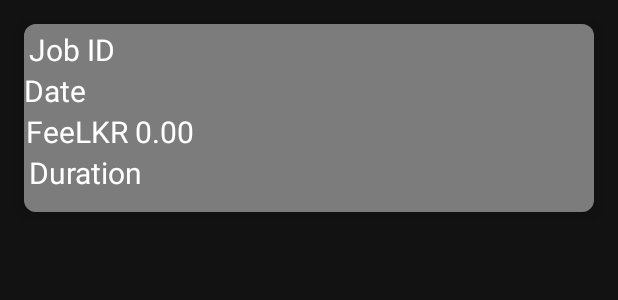
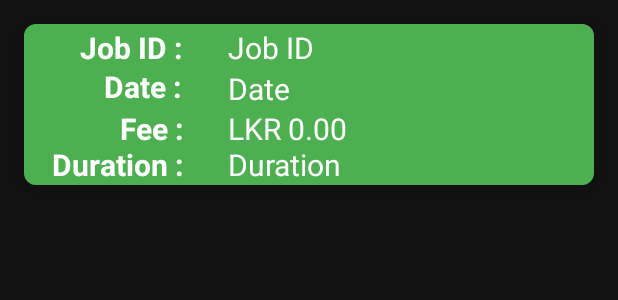
Before and after one commit to Dinith727/Project_Skyline, an Android app: the layout job_row.xml on its own in the app's theme, with its tools: preview values and no code run, on a phone screen of 412 x 824 dp. Shown: the top 300 px of the screen. Run offline under Robolectric (Android 15) with nearby library versions, the phone set to English and light mode, and no system bars.

Commit message:
Dinith Final

```diff
--- a/app/src/main/java/com/example/task_it/EmpLogin.java
+++ b/app/src/main/java/com/example/task_it/EmpLogin.java
@@ -70,6 +70,7 @@ public class EmpLogin extends AppCompatActivity {
                             if(pp.isEmpty()){
                                 Toast.makeText(getApplicationContext(), "Enter Credentials", Toast.LENGTH_SHORT).show();
                             }else if(pw.equals(password.getText().toString())){
+                                emp.setPo(phone.getText().toString());
                                 q.putExtra("phone",phone.getText().toString());
                                 startActivity(q);
                             }else
--- a/app/src/main/java/com/example/task_it/EmpProfUp.java
+++ b/app/src/main/java/com/example/task_it/EmpProfUp.java
@@ -52,6 +52,7 @@ public class EmpProfUp extends AppCompatActivity implements NavigationView.OnNav
         location = findViewById(R.id.dislo);
 
         String ph = getIntent().getStringExtra("iphone");
+
 
         DatabaseReference readRef = FirebaseDatabase.getInstance().getReference().child("Employee").child(ph);
         readRef.addListenerForSingleValueEvent(new ValueEventListener() {
--- a/app/src/main/java/com/example/task_it/Employee.java
+++ b/app/src/main/java/com/example/task_it/Employee.java
@@ -16,6 +16,15 @@ public class Employee {
 	private String Status;
 	private String RequiredEquipment;
 	private String Ratings;
+	public static String po;
+
+    public  String getPo() {
+        return po;
+    }
+
+    public  void setPo(String po) {
+        Employee.po = po;
+    }
 
     public String getFirstName() {
         return FirstName;
--- a/app/src/main/java/com/example/task_it/JobHistory.java
+++ b/app/src/main/java/com/example/task_it/JobHistory.java
@@ -1,7 +1,5 @@
 package com.example.task_it;
         import android.os.Bundle;
-        import android.widget.Toast;
-
         import androidx.annotation.NonNull;
         import androidx.appcompat.app.AppCompatActivity;
         import androidx.recyclerview.widget.LinearLayoutManager;
@@ -12,9 +10,9 @@ package com.example.task_it;
         import com.google.firebase.database.FirebaseDatabase;
         import com.google.firebase.database.ValueEventListener;
         import java.util.ArrayList;
-public class JobHistory extends AppCompatActivity {
+public class JobHistory extends AppCompatActivity{
+
     RecyclerView rv;
-    DatabaseReference database;
     com.example.task_it.JobAdapter carpAd;
     ArrayList<com.example.task_it.JobHisClass> list;
     @Override
@@ -23,17 +21,19 @@ public class JobHistory extends AppCompatActivity {
         setContentView(R.layout.activity_job_history);
         rv = findViewById(R.id.jobList);
 
+        Employee emp = new Employee();
+        String ph = emp.getPo();
+
         rv.setHasFixedSize(true);
         rv.setLayoutManager(new LinearLayoutManager(this));
         list = new ArrayList<>();
         carpAd = new com.example.task_it.JobAdapter(this, list);
         rv.setAdapter(carpAd);
         DatabaseReference readRef = FirebaseDatabase.getInstance().getReference().child("Job");
-        readRef.orderByChild("emp").equalTo("741852963").addValueEventListener(new ValueEventListener() {
+        readRef.orderByChild("emp").equalTo(ph).addValueEventListener(new ValueEventListener() {
             @Override
             public void onDataChange(@NonNull  DataSnapshot snapshot) {
                 for(DataSnapshot dataSnapshot : snapshot.getChildren()){
-                    Toast.makeText(getApplicationContext(), "WADA ", Toast.LENGTH_SHORT).show();
                     JobHisClass cd = dataSnapshot.getValue(JobHisClass.class);
                     list.add(cd);
 //                    com.example.task_it.JobHisClass cd = dataSnapshot.getValue(com.example.task_it.JobHisClass.class);
@@ -45,58 +45,5 @@ public class JobHistory extends AppCompatActivity {
             public void onCancelled(@NonNull  DatabaseError error) { }
         });
     }
+
 }
-
-//package com.example.task_it;
-//
-//        import android.os.Bundle;
-//        import android.widget.Toast;
-//
-//        import androidx.annotation.NonNull;
-//        import androidx.appcompat.app.AppCompatActivity;
-//        import androidx.recyclerview.widget.LinearLayoutManager;
-//        import androidx.recyclerview.widget.RecyclerView;
-//        import com.google.firebase.database.DataSnapshot;
-//        import com.google.firebase.database.DatabaseError;
-//        import com.google.firebase.database.DatabaseReference;
-//        import com.google.firebase.database.FirebaseDatabase;
-//        import com.google.firebase.database.ValueEventListener;
-//        import java.util.ArrayList;
-//
-//
-//public class JobHistory extends AppCompatActivity {
-//    RecyclerView rv;
-//    DatabaseReference database;
-//    com.example.task_it.JobAdapter jobAd;
-//    ArrayList<JobHisClass> list;
-//    @Override
-//    protected void onCreate(Bundle savedInstanceState) {
-//        super.onCreate(savedInstanceState);
-//        setContentView(R.layout.activity_job_history);
-//        rv = findViewById(R.id.jobList);
-//        database = FirebaseDatabase.getInstance().getReference().child("Job");
-//        rv.setHasFixedSize(true);
-//        rv.setLayoutManager(new LinearLayoutManager(this));
-//        list = new ArrayList<>();
-//        jobAd = new JobAdapter(this, list);
-//        rv.setAdapter(jobAd);
-//
-//
-//
-//        database.addValueEventListener(new ValueEventListener() {
-//
-//            @Override
-//            public void onDataChange(@NonNull  DataSnapshot snapshot) {
-//                for(DataSnapshot dataSnapshot : snapshot.getChildren()){
-//                    Toast.makeText(getApplicationContext(), "WADA ", Toast.LENGTH_SHORT).show();
-//                    JobHisClass cd = dataSnapshot.getValue(JobHisClass.class);
-//                    list.add(cd);
-//
-//                }
-//                jobAd.notifyDataSetChanged();
-//            }
-//            @Override
-//            public void onCancelled(@NonNull  DatabaseError error) { }
-//        });
-//    }
-//}
--- a/app/src/main/res/layout/activity_emp_profile.xml
+++ b/app/src/main/res/layout/activity_emp_profile.xml
@@ -35,7 +35,7 @@
         android:id="@+id/resetvals"
         android:layout_width="175dp"
         android:layout_height="55dp"
-            android:layout_marginBottom="4dp"
+        android:layout_marginBottom="24dp"
         android:onClick="notavailable"
         android:text="@string/noav"
         android:textSize="16sp"
@@ -124,8 +124,8 @@
 
     <TextView
         android:id="@+id/equip"
-            android:layout_width="211dp"
-            android:layout_height="98dp"
+        android:layout_width="155dp"
+        android:layout_height="97dp"
         android:fontFamily="sans-serif"
         android:text="@string/equip"
         android:textColor="#FFFFFF"
@@ -155,7 +155,7 @@
         android:id="@+id/availablity"
         android:layout_width="278dp"
         android:layout_height="42dp"
-            android:layout_marginBottom="8dp"
+        android:layout_marginBottom="24dp"
         android:fontFamily="sans-serif"
         android:gravity="center"
         android:textColor="#FFFFFF"
@@ -163,7 +163,7 @@
         android:textStyle="italic"
         app:layout_constraintBottom_toTopOf="@+id/resetvals"
         app:layout_constraintEnd_toEndOf="parent"
-            app:layout_constraintHorizontal_bias="0.5"
+        app:layout_constraintHorizontal_bias="0.578"
         app:layout_constraintStart_toStartOf="parent" />
 
     <ImageView
@@ -180,20 +180,19 @@
         android:id="@+id/tvPri"
         android:layout_width="149dp"
         android:layout_height="43dp"
-            android:layout_marginTop="60dp"
+        android:layout_marginStart="40dp"
+        android:layout_marginTop="64dp"
         android:text="@string/tvPri"
         android:textColor="#FFFFFF"
         android:textSize="24sp"
         android:textStyle="bold"
-            app:layout_constraintEnd_toStartOf="@+id/dispri"
-            app:layout_constraintHorizontal_bias="0.5"
         app:layout_constraintStart_toStartOf="parent"
         app:layout_constraintTop_toBottomOf="@+id/eq" />
 
     <TextView
         android:id="@+id/dispri"
-            android:layout_width="211dp"
-            android:layout_height="98dp"
+        android:layout_width="155dp"
+        android:layout_height="73dp"
         android:text="@string/dispri"
         android:textColor="#FFFFFF"
         android:textSize="24sp"
--- a/app/src/main/res/layout/activity_job_history.xml
+++ b/app/src/main/res/layout/activity_job_history.xml
@@ -1,5 +1,9 @@
 <?xml version="1.0" encoding="utf-8"?>
-<androidx.constraintlayout.widget.ConstraintLayout xmlns:android="http://schemas.android.com/apk/res/android"    xmlns:app="http://schemas.android.com/apk/res-auto"    xmlns:tools="http://schemas.android.com/tools"    android:id="@+id/results"
+
+    <androidx.constraintlayout.widget.ConstraintLayout xmlns:android="http://schemas.android.com/apk/res/android"
+    xmlns:app="http://schemas.android.com/apk/res-auto"
+    xmlns:tools="http://schemas.android.com/tools"
+        android:id="@+id/results"
         android:layout_width="432dp"
         android:layout_height="match_parent"
         android:background="@drawable/background"
@@ -7,8 +11,8 @@ tools:context=".JobHistory">
 
         <androidx.recyclerview.widget.RecyclerView
             android:id="@+id/jobList"
-        android:layout_width="395dp"
-        android:layout_height="880dp"
+            android:layout_width="396dp"
+            android:layout_height="883dp"
             android:layout_marginStart="1dp"
             android:layout_marginTop="70dp"
             android:background="@drawable/background"
@@ -16,4 +20,17 @@ tools:context=".JobHistory">
             android:textColor="#FFFFFF"
             app:layout_constraintStart_toStartOf="parent"
             app:layout_constraintTop_toTopOf="parent" />
+
+        <TextView
+            android:id="@+id/textView3"
+            android:layout_width="263dp"
+            android:layout_height="65dp"
+            android:text="Job History"
+            android:textColor="#FFFFFF"
+            android:textSize="48sp"
+            android:textStyle="bold"
+            app:layout_constraintEnd_toEndOf="parent"
+            app:layout_constraintHorizontal_bias="0.5"
+            app:layout_constraintStart_toStartOf="parent"
+            app:layout_constraintTop_toTopOf="parent" />
     </androidx.constraintlayout.widget.ConstraintLayout>
--- a/app/src/main/res/layout/job_row.xml
+++ b/app/src/main/res/layout/job_row.xml
@@ -7,80 +7,152 @@
     android:background="#59818080"
     app:cardCornerRadius="8dp"
     app:cardElevation="8dp">
-    <LinearLayout
+
+    <androidx.constraintlayout.widget.ConstraintLayout
+        android:id="@+id/linearLayout3"
         android:layout_width="match_parent"
         android:layout_height="match_parent"
-        android:background="#7C7C7C"
-        android:orientation="vertical">
+        android:background="#4CAF50"
+        android:orientation="vertical"
+        app:layout_constraintBottom_toBottomOf="@+id/jDate"
+        app:layout_constraintTop_toBottomOf="@+id/jDate">
+
+
+        <TextView
+            android:id="@+id/jobFee3"
+            android:layout_width="wrap_content"
+            android:layout_height="wrap_content"
+            android:layout_marginStart="53dp"
+            android:layout_marginTop="28dp"
+            android:layout_marginEnd="280dp"
+            android:text="Date : "
+            android:textColor="@color/white"
+            android:textSize="20sp"
+            android:textStyle="bold"
+            app:layout_constraintEnd_toEndOf="parent"
+            app:layout_constraintHorizontal_bias="0.0"
+            app:layout_constraintStart_toStartOf="parent"
+            app:layout_constraintTop_toTopOf="parent"
+            tools:layout_conversion_absoluteHeight="27dp"
+            tools:layout_conversion_absoluteWidth="32dp" />
+
+        <TextView
+            android:id="@+id/jobFee2"
+            android:layout_width="wrap_content"
+            android:layout_height="wrap_content"
+            android:layout_marginStart="37dp"
+            android:layout_marginTop="2dp"
+            android:text="Job ID : "
+            android:textColor="@color/white"
+            android:textSize="20sp"
+            android:textStyle="bold"
+            app:layout_constraintStart_toStartOf="parent"
+            app:layout_constraintTop_toTopOf="parent"
+            tools:layout_conversion_absoluteHeight="27dp"
+            tools:layout_conversion_absoluteWidth="32dp" />
+
+        <TextView
+            android:id="@+id/jf"
+            android:layout_width="wrap_content"
+            android:layout_height="wrap_content"
+            android:layout_marginStart="136dp"
+            android:layout_marginTop="56dp"
+            android:background="#00FFFFFF"
+            android:text="LKR 0.00"
+            android:textColor="@color/white"
+            android:textSize="20sp"
+            app:layout_constraintStart_toStartOf="parent"
+            app:layout_constraintTop_toTopOf="parent"
+            tools:layout_conversion_absoluteHeight="27dp"
+            tools:layout_conversion_absoluteWidth="81dp" />
 
         <TextView
             android:id="@+id/jid"
             android:layout_width="wrap_content"
             android:layout_height="wrap_content"
-            android:layout_marginLeft="3dp"
-            android:layout_marginTop="3dp"
+            android:layout_marginStart="136dp"
+            android:layout_marginTop="2dp"
             android:text="Job ID"
             android:textColor="@color/white"
-            android:textSize="20sp" />
-
-        <LinearLayout
-            android:layout_width="match_parent"
-            android:layout_height="match_parent"
-            android:orientation="horizontal">
+            android:textSize="20sp"
+            app:layout_constraintStart_toStartOf="parent"
+            app:layout_constraintTop_toTopOf="parent"
+            tools:layout_conversion_absoluteHeight="27dp"
+            tools:layout_conversion_absoluteWidth="58dp" />
 
         <TextView
             android:id="@+id/jDate"
             android:layout_width="wrap_content"
-                android:layout_height="match_parent"
+            android:layout_height="wrap_content"
+            android:layout_marginStart="136dp"
+            android:layout_marginTop="29dp"
             android:text="Date"
             android:textColor="@color/white"
-                android:textSize="20sp" />
-        </LinearLayout>
+            android:textSize="20sp"
+            app:layout_constraintBottom_toTopOf="@+id/linearLayout"
+            app:layout_constraintStart_toStartOf="parent"
+            app:layout_constraintTop_toTopOf="parent"
+            app:layout_constraintVertical_bias="0.0"
+            tools:layout_conversion_absoluteHeight="27dp"
+            tools:layout_conversion_absoluteWidth="42dp" />
 
         <androidx.constraintlayout.widget.ConstraintLayout
             android:id="@+id/linearLayout"
             android:layout_width="wrap_content"
-            android:layout_height="wrap_content">
+            android:layout_height="wrap_content"
+            tools:layout_conversion_absoluteHeight="27dp"
+            tools:layout_conversion_absoluteWidth="114dp"
+            tools:layout_editor_absoluteX="137dp"
+            tools:layout_editor_absoluteY="56dp">
+
+        </androidx.constraintlayout.widget.ConstraintLayout>
+
+        <TextView
+            android:id="@+id/jobDu"
+            android:layout_width="wrap_content"
+            android:layout_height="wrap_content"
+            android:layout_marginStart="136dp"
+            android:layout_marginTop="80dp"
+            android:text="Duration"
+            android:textColor="@color/white"
+            android:textSize="20sp"
+            app:layout_constraintStart_toStartOf="parent"
+            app:layout_constraintTop_toTopOf="parent"
+            tools:layout_conversion_absoluteHeight="40dp"
+            tools:layout_conversion_absoluteWidth="200dp" />
 
         <TextView
             android:id="@+id/jobFee"
+            android:layout_width="45dp"
+            android:layout_height="25dp"
+            android:layout_marginStart="64dp"
+            android:layout_marginTop="56dp"
+            android:text="Fee : "
+            android:textColor="@color/white"
+            android:textSize="20sp"
+            android:textStyle="bold"
+            app:layout_constraintStart_toStartOf="parent"
+            app:layout_constraintTop_toTopOf="parent"
+            tools:layout_conversion_absoluteHeight="27dp"
+            tools:layout_conversion_absoluteWidth="32dp" />
+
+        <TextView
+            android:id="@+id/jobFee4"
             android:layout_width="wrap_content"
             android:layout_height="wrap_content"
-                android:layout_marginStart="1dp"
-                android:text="Fee"
+            android:layout_marginStart="19dp"
+            android:layout_marginTop="80dp"
+            android:layout_marginEnd="280dp"
+            android:text="Duration : "
             android:textColor="@color/white"
             android:textSize="20sp"
-                app:layout_constraintBaseline_toBaselineOf="@+id/jf"
-                app:layout_constraintEnd_toStartOf="@+id/jf"
-                app:layout_constraintHorizontal_chainStyle="packed"
-                app:layout_constraintStart_toStartOf="parent" />
+            android:textStyle="bold"
+            app:layout_constraintEnd_toEndOf="parent"
+            app:layout_constraintHorizontal_bias="0.09"
+            app:layout_constraintStart_toStartOf="parent"
+            app:layout_constraintTop_toTopOf="parent"
+            tools:layout_conversion_absoluteHeight="27dp"
+            tools:layout_conversion_absoluteWidth="32dp" />
 
-            <TextView
-                android:id="@+id/jf"
-                android:layout_width="wrap_content"
-                android:layout_height="wrap_content"
-                android:background="#00FFFFFF"
-                android:text="LKR 0.00"
-                android:textColor="@color/white"
-                android:textSize="20sp"
-                app:layout_constraintBottom_toBottomOf="parent"
-                app:layout_constraintEnd_toEndOf="parent"
-                app:layout_constraintStart_toEndOf="@+id/jobFee" />
     </androidx.constraintlayout.widget.ConstraintLayout>
-        <LinearLayout
-            android:layout_width="wrap_content"
-            android:layout_height="wrap_content"
-            android:layout_gravity="center_vertical"
-            android:orientation="horizontal">
-
-            <TextView
-                android:id="@+id/jobDu"
-                android:layout_width="200dp"
-                android:layout_height="40dp"
-                android:layout_marginLeft="3dp"
-                android:text="Duration"
-                android:textColor="@color/white"
-                android:textSize="20sp" />
-        </LinearLayout>
-    </LinearLayout>
 </androidx.cardview.widget.CardView>
```
Lines whose indentation alone changed are shown as unchanged.
